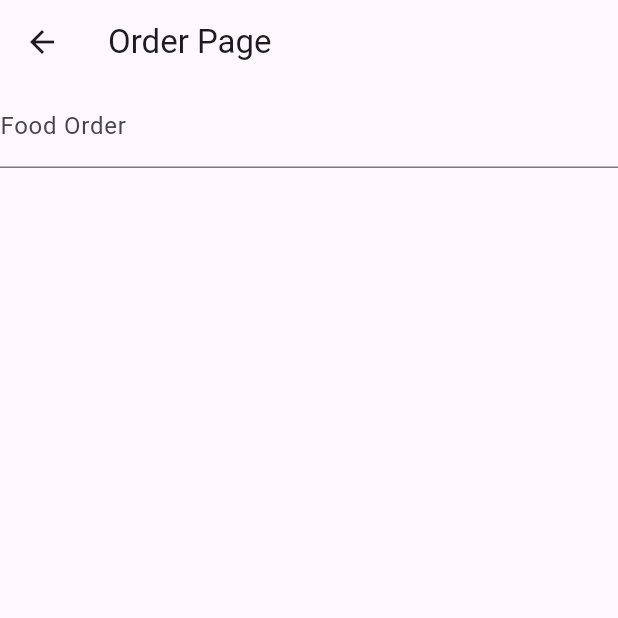
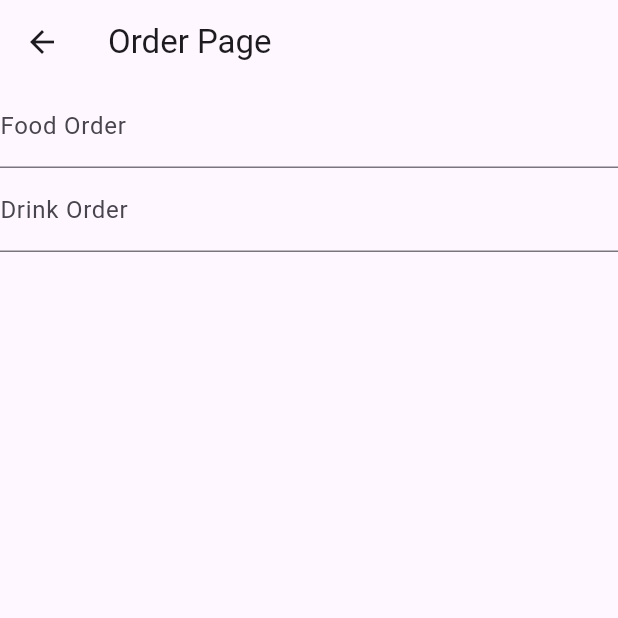
Before and after one commit to Jantopthegreat/20220140068_Act4, a Flutter app: the OrderPage screen opened directly, on a phone screen of 412 x 824 dp, the top half of it. Run offline on Flutter 3.47's test engine with Material 3 defaults, Android fonts, the phone set to English and light mode, and no system bars.

Commit message:
membuat text form untuk minuman

```diff
--- a/lib/presentation/order_page.dart
+++ b/lib/presentation/order_page.dart
@@ -43,7 +43,17 @@
                 }
                 return null;
               },
-            )
+            ),
+            TextFormField(
+              controller: minumanController,
+              decoration: const InputDecoration(labelText: 'Drink Order'),
+              validator: (value) {
+                if (value == null || value.isEmpty) {
+                  return 'Please enter your drink order';
+                }
+                return null;
+              },
+            ),
           ]
         )
       )
```
